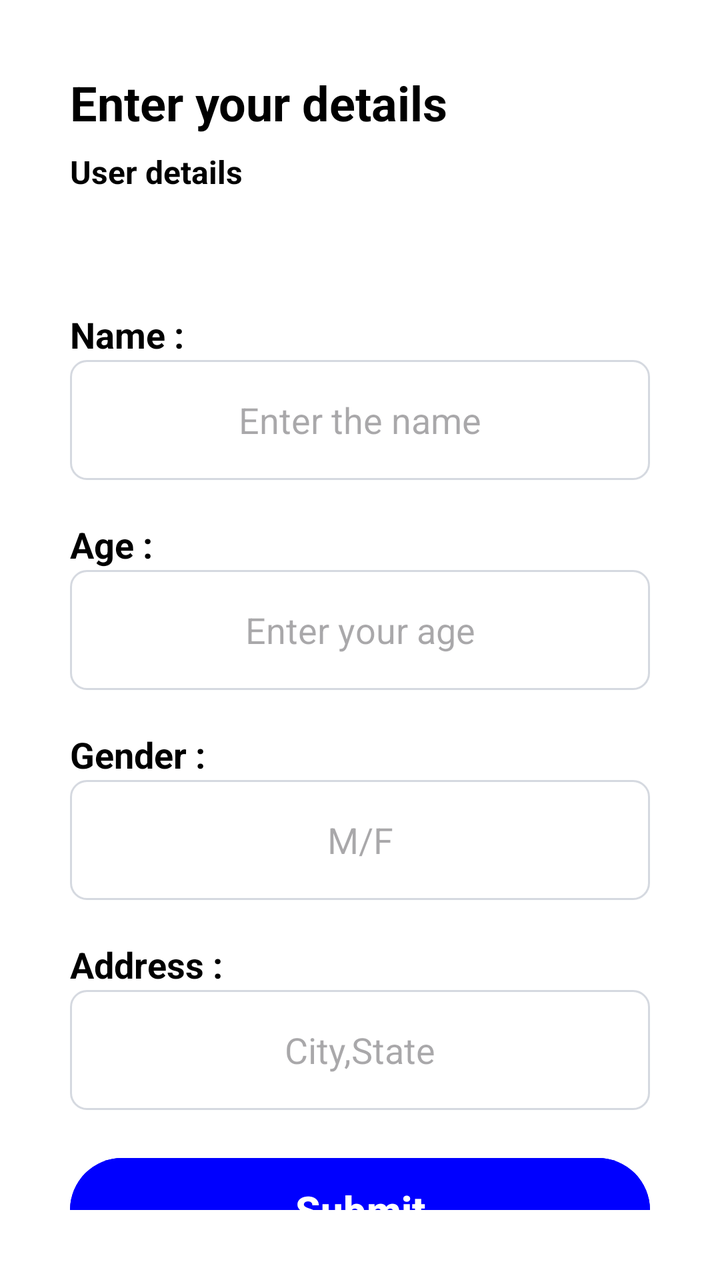
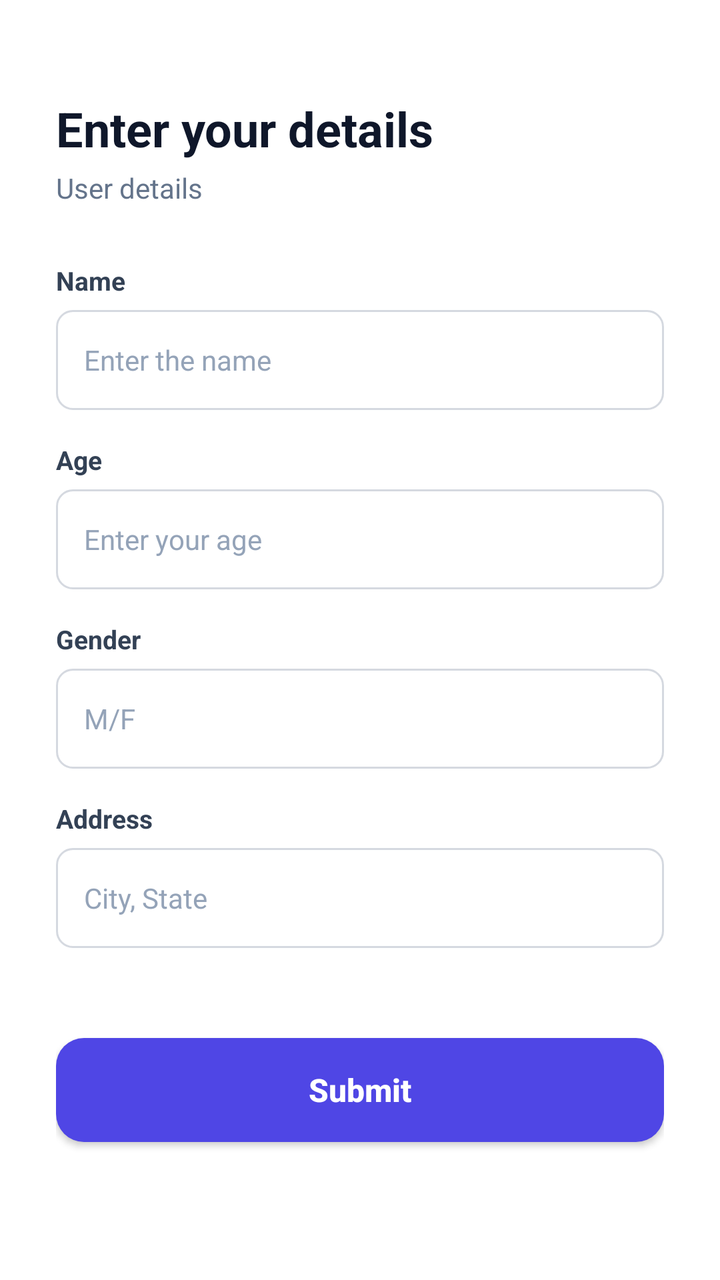

An Android layout rendered at two revisions. The XML below is the earlier revision; the diff shows what the commit changed to produce the second picture.
<!-- AndroidManifest.xml: application theme Theme.Task_3 -->
<!-- res/layout/activity_userdetails.xml -->
<?xml version="1.0" encoding="utf-8"?>
<androidx.constraintlayout.widget.ConstraintLayout xmlns:android="http://schemas.android.com/apk/res/android"
    xmlns:app="http://schemas.android.com/apk/res-auto"
    xmlns:tools="http://schemas.android.com/tools"
    android:id="@+id/main"
    android:layout_width="match_parent"
    android:layout_height="match_parent"
    tools:context=".userdetails"
    android:background="@color/white"
    android:padding="35dp">

    <TextView
        android:id="@+id/header"
        android:layout_width="wrap_content"
        android:layout_height="wrap_content"
        android:text="Enter your details"
        android:textSize="24dp"
        android:textStyle="bold"
        android:textColor="@color/black"
        app:layout_constraintTop_toTopOf="parent"
        app:layout_constraintStart_toStartOf="parent"/>

    <TextView
        android:id="@+id/subhead"
        android:layout_width="wrap_content"
        android:layout_height="wrap_content"
        android:text="User details"
        android:layout_marginTop="40dp"
        android:textStyle="bold"
        android:textColor="@color/black"
        app:layout_constraintTop_toTopOf="@id/header"
        android:textSize="16sp"
        app:layout_constraintStart_toStartOf="parent"/>

    <TextView
        android:id="@+id/namehead"
        android:layout_width="wrap_content"
        android:layout_height="wrap_content"
        android:text="Name :"
        android:textStyle="bold"
        android:textSize="18dp"
        android:layout_marginTop="80dp"
        app:layout_constraintTop_toTopOf="@id/subhead"
        android:textColor="@color/black"
        app:layout_constraintStart_toStartOf="parent"/>

    <EditText
        android:id="@+id/name"
        android:layout_width="match_parent"
        android:layout_height="60dp"
        app:layout_constraintTop_toTopOf="@id/namehead"
        android:layout_marginTop="25dp"
        android:background="@drawable/input_box"
        android:hint="Enter the name"
        android:gravity="center"
        android:textColor="@color/black"
        app:layout_constraintStart_toStartOf="parent"/>

    <TextView
        android:id="@+id/agehead"
        android:layout_width="wrap_content"
        android:layout_height="wrap_content"
        android:text="Age :"
        android:layout_marginTop="80dp"
        app:layout_constraintTop_toTopOf="@id/name"
        android:textSize="18dp"
        android:textStyle="bold"
        android:textColor="@color/black"
        app:layout_constraintStart_toStartOf="parent"/>

    <EditText
        android:id="@+id/age"
        android:layout_width="match_parent"
        android:layout_height="60dp"
        android:hint="Enter your age"
        app:layout_constraintTop_toTopOf="@id/agehead"
        android:layout_marginTop="25dp"
        android:background="@drawable/input_box"
        android:gravity="center"
        android:textColor="@color/black"
        android:inputType="number"
        app:layout_constraintStart_toStartOf="parent"/>

    <TextView
        android:id="@+id/genderhead"
        android:layout_width="wrap_content"
        android:layout_height="wrap_content"
        android:text="Gender :"
        android:textStyle="bold"
        android:textSize="18dp"
        app:layout_constraintTop_toTopOf="@id/age"
        android:layout_marginTop="80dp"
        android:textColor="@color/black"
        app:layout_constraintStart_toStartOf="parent"/>

    <EditText
        android:id="@+id/gender"
        android:layout_width="match_parent"
        android:layout_height="60dp"
        android:background="@drawable/input_box"
        android:hint="M/F"
        android:gravity="center"
        app:layout_constraintTop_toTopOf="@id/genderhead"
        android:layout_marginTop="25dp"
        android:textColor="@color/black"/>


    <TextView
        android:id="@+id/addresshead"
        android:layout_width="wrap_content"
        android:layout_height="wrap_content"
        android:text="Address :"
        android:textStyle="bold"
        android:textSize="18dp"
        app:layout_constraintTop_toTopOf="@id/gender"
        android:layout_marginTop="80dp"
        android:textColor="@color/black"
        app:layout_constraintStart_toStartOf="parent"/>

    <EditText
        android:id="@+id/address"
        android:layout_width="match_parent"
        android:layout_height="60dp"
        android:background="@drawable/input_box"
        android:hint="City,State"
        android:gravity="center"
        app:layout_constraintTop_toTopOf="@id/addresshead"
        android:layout_marginTop="25dp"
        android:textColor="@color/black"/>

    <Button
        android:id="@+id/submitbtn"
        android:layout_width="match_parent"
        android:layout_height="60dp"
        android:text="Submit"
        android:textColor="@color/white"
        android:textStyle="bold"
        android:textSize="20dp"
        android:layout_marginTop="80dp"
        app:layout_constraintTop_toTopOf="@id/address"
        android:clickable="true"
        app:layout_constraintStart_toStartOf="parent"
        android:backgroundTint="@color/Blue"/>

</androidx.constraintlayout.widget.ConstraintLayout>
<!-- resources referenced by this layout -->
<resources>
  <color name="Blue">#0000FF</color>
  <color name="black">#FF000000</color>
  <color name="white">#FFFFFFFF</color>
  <!-- drawable input_box (drawable) -->
  <?xml version="1.0" encoding="utf-8"?>
  <shape xmlns:android="http://schemas.android.com/apk/res/android"
      android:shape="rectangle">
  
      <solid android:color="@color/white" />
  
      <stroke
          android:width="1dp"
          android:color="#D5D9E0" />
  
      <corners android:radius="8dp" />
  
  </shape>
  <style name="Theme.Task_3" parent="Base.Theme.Task_3" />
  <style name="Base.Theme.Task_3" parent="Theme.Material3.DayNight.NoActionBar">
          
          <item name="colorPrimary">@color/Blue</item>
          <item name="colorPrimaryVariant">@color/Blue</item>
          <item name="android:statusBarColor">@color/Blue</item>
      </style>
</resources>

<!-- the commit's change to res/layout/activity_userdetails.xml (unified diff, before → after) -->
@@ -1,145 +1,198 @@
 <?xml version="1.0" encoding="utf-8"?>
-<androidx.constraintlayout.widget.ConstraintLayout xmlns:android="http://schemas.android.com/apk/res/android"
+<ScrollView
+    xmlns:android="http://schemas.android.com/apk/res/android"
     xmlns:app="http://schemas.android.com/apk/res-auto"
     xmlns:tools="http://schemas.android.com/tools"
-    android:id="@+id/main"
     android:layout_width="match_parent"
     android:layout_height="match_parent"
-    tools:context=".userdetails"
-    android:background="@color/white"
-    android:padding="35dp">
+    android:fillViewport="true"
+    android:background="@android:color/white">
 
-    <TextView
-        android:id="@+id/header"
-        android:layout_width="wrap_content"
+    <androidx.constraintlayout.widget.ConstraintLayout
+        android:id="@+id/main"
+        android:layout_width="match_parent"
         android:layout_height="wrap_content"
-        android:text="Enter your details"
-        android:textSize="24dp"
-        android:textStyle="bold"
-        android:textColor="@color/black"
-        app:layout_constraintTop_toTopOf="parent"
-        app:layout_constraintStart_toStartOf="parent"/>
+        android:paddingHorizontal="28dp"
+        android:paddingVertical="32dp"
+        tools:context=".userdetails">
 
-    <TextView
-        android:id="@+id/subhead"
-        android:layout_width="wrap_content"
-        android:layout_height="wrap_content"
-        android:text="User details"
-        android:layout_marginTop="40dp"
-        android:textStyle="bold"
-        android:textColor="@color/black"
-        app:layout_constraintTop_toTopOf="@id/header"
-        android:textSize="16sp"
-        app:layout_constraintStart_toStartOf="parent"/>
+        <TextView
+            android:id="@+id/header"
+            android:layout_width="wrap_content"
+            android:layout_height="wrap_content"
+            android:layout_marginTop="16dp"
+            android:text="Enter your details"
+            android:textColor="#0F172A"
+            android:textSize="24sp"
+            android:textStyle="bold"
+            app:layout_constraintStart_toStartOf="parent"
+            app:layout_constraintTop_toTopOf="parent" />
 
-    <TextView
-        android:id="@+id/namehead"
-        android:layout_width="wrap_content"
-        android:layout_height="wrap_content"
-        android:text="Name :"
-        android:textStyle="bold"
-        android:textSize="18dp"
-        android:layout_marginTop="80dp"
-        app:layout_constraintTop_toTopOf="@id/subhead"
-        android:textColor="@color/black"
-        app:layout_constraintStart_toStartOf="parent"/>
+        <TextView
+            android:id="@+id/subhead"
+            android:layout_width="wrap_content"
+            android:layout_height="wrap_content"
+            android:layout_marginTop="4dp"
+            android:text="User details"
+            android:textColor="#64748B"
+            android:textSize="14sp"
+            app:layout_constraintStart_toStartOf="parent"
+            app:layout_constraintTop_toBottomOf="@id/header" />
 
-    <EditText
-        android:id="@+id/name"
-        android:layout_width="match_parent"
-        android:layout_height="60dp"
-        app:layout_constraintTop_toTopOf="@id/namehead"
-        android:layout_marginTop="25dp"
-        android:background="@drawable/input_box"
-        android:hint="Enter the name"
-        android:gravity="center"
-        android:textColor="@color/black"
-        app:layout_constraintStart_toStartOf="parent"/>
+        <TextView
+            android:id="@+id/namehead"
+            android:layout_width="wrap_content"
+            android:layout_height="wrap_content"
+            android:layout_marginTop="28dp"
+            android:text="Name"
+            android:textColor="#334155"
+            android:textSize="13sp"
+            android:textStyle="bold"
+            app:layout_constraintStart_toStartOf="parent"
+            app:layout_constraintTop_toBottomOf="@id/subhead" />
 
-    <TextView
-        android:id="@+id/agehead"
-        android:layout_width="wrap_content"
-        android:layout_height="wrap_content"
-        android:text="Age :"
-        android:layout_marginTop="80dp"
-        app:layout_constraintTop_toTopOf="@id/name"
-        android:textSize="18dp"
-        android:textStyle="bold"
-        android:textColor="@color/black"
-        app:layout_constraintStart_toStartOf="parent"/>
+        <LinearLayout
+            android:id="@+id/boxName"
+            android:layout_width="match_parent"
+            android:layout_height="50dp"
+            android:layout_marginTop="6dp"
+            android:background="@drawable/input_box"
+            android:gravity="center_vertical"
+            android:orientation="horizontal"
+            android:paddingHorizontal="14dp"
+            app:layout_constraintTop_toBottomOf="@id/namehead">
 
-    <EditText
-        android:id="@+id/age"
-        android:layout_width="match_parent"
-        android:layout_height="60dp"
-        android:hint="Enter your age"
-        app:layout_constraintTop_toTopOf="@id/agehead"
-        android:layout_marginTop="25dp"
-        android:background="@drawable/input_box"
-        android:gravity="center"
-        android:textColor="@color/black"
-        android:inputType="number"
-        app:layout_constraintStart_toStartOf="parent"/>
+            <EditText
+                android:id="@+id/name"
+                android:layout_width="match_parent"
+                android:layout_height="match_parent"
+                android:background="@null"
+                android:hint="Enter the name"
+                android:inputType="textPersonName"
+                android:textColor="#0F172A"
+                android:textColorHint="#94A3B8"
+                android:textSize="14sp" />
+        </LinearLayout>
 
-    <TextView
-        android:id="@+id/genderhead"
-        android:layout_width="wrap_content"
-        android:layout_height="wrap_content"
-        android:text="Gender :"
-        android:textStyle="bold"
-        android:textSize="18dp"
-        app:layout_constraintTop_toTopOf="@id/age"
-        android:layout_marginTop="80dp"
-        android:textColor="@color/black"
-        app:layout_constraintStart_toStartOf="parent"/>
+        <TextView
+            android:id="@+id/agehead"
+            android:layout_width="wrap_content"
+            android:layout_height="wrap_content"
+            android:layout_marginTop="16dp"
+            android:text="Age"
+            android:textColor="#334155"
+            android:textSize="13sp"
+            android:textStyle="bold"
+            app:layout_constraintStart_toStartOf="parent"
+            app:layout_constraintTop_toBottomOf="@id/boxName" />
 
-    <EditText
-        android:id="@+id/gender"
-        android:layout_width="match_parent"
-        android:layout_height="60dp"
-        android:background="@drawable/input_box"
-        android:hint="M/F"
-        android:gravity="center"
-        app:layout_constraintTop_toTopOf="@id/genderhead"
-        android:layout_marginTop="25dp"
-        android:textColor="@color/black"/>
+        <LinearLayout
+            android:id="@+id/boxAge"
+            android:layout_width="match_parent"
+            android:layout_height="50dp"
+            android:layout_marginTop="6dp"
+            android:background="@drawable/input_box"
+            android:gravity="center_vertical"
+            android:orientation="horizontal"
+            android:paddingHorizontal="14dp"
+            app:layout_constraintTop_toBottomOf="@id/agehead">
 
+            <EditText
+                android:id="@+id/age"
+                android:layout_width="match_parent"
+                android:layout_height="match_parent"
+                android:background="@null"
+                android:hint="Enter your age"
+                android:inputType="number"
+                android:textColor="#0F172A"
+                android:textColorHint="#94A3B8"
+                android:textSize="14sp" />
+        </LinearLayout>
 
-    <TextView
-        android:id="@+id/addresshead"
-        android:layout_width="wrap_content"
-        android:layout_height="wrap_content"
-        android:text="Address :"
-        android:textStyle="bold"
-        android:textSize="18dp"
-        app:layout_constraintTop_toTopOf="@id/gender"
-        android:layout_marginTop="80dp"
-        android:textColor="@color/black"
-        app:layout_constraintStart_toStartOf="parent"/>
+        <TextView
+            android:id="@+id/genderhead"
+            android:layout_width="wrap_content"
+            android:layout_height="wrap_content"
+            android:layout_marginTop="16dp"
+            android:text="Gender"
+            android:textColor="#334155"
+            android:textSize="13sp"
+            android:textStyle="bold"
+            app:layout_constraintStart_toStartOf="parent"
+            app:layout_constraintTop_toBottomOf="@id/boxAge" />
 
-    <EditText
-        android:id="@+id/address"
-        android:layout_width="match_parent"
-        android:layout_height="60dp"
-        android:background="@drawable/input_box"
-        android:hint="City,State"
-        android:gravity="center"
-        app:layout_constraintTop_toTopOf="@id/addresshead"
-        android:layout_marginTop="25dp"
-        android:textColor="@color/black"/>
+        <LinearLayout
+            android:id="@+id/boxGender"
+            android:layout_width="match_parent"
+            android:layout_height="50dp"
+            android:layout_marginTop="6dp"
+            android:background="@drawable/input_box"
+            android:gravity="center_vertical"
+            android:orientation="horizontal"
+            android:paddingHorizontal="14dp"
+            app:layout_constraintTop_toBottomOf="@id/genderhead">
 
-    <Button
-        android:id="@+id/submitbtn"
-        android:layout_width="match_parent"
-        android:layout_height="60dp"
-        android:text="Submit"
-        android:textColor="@color/white"
-        android:textStyle="bold"
-        android:textSize="20dp"
-        android:layout_marginTop="80dp"
-        app:layout_constraintTop_toTopOf="@id/address"
-        android:clickable="true"
-        app:layout_constraintStart_toStartOf="parent"
-        android:backgroundTint="@color/Blue"/>
+            <EditText
+                android:id="@+id/gender"
+                android:layout_width="match_parent"
+                android:layout_height="match_parent"
+                android:background="@null"
+                android:hint="M/F"
+                android:inputType="textCapCharacters"
+                android:textColor="#0F172A"
+                android:textColorHint="#94A3B8"
+                android:textSize="14sp" />
+        </LinearLayout>
 
-</androidx.constraintlayout.widget.ConstraintLayout>
+        <TextView
+            android:id="@+id/addresshead"
+            android:layout_width="wrap_content"
+            android:layout_height="wrap_content"
+            android:layout_marginTop="16dp"
+            android:text="Address"
+            android:textColor="#334155"
+            android:textSize="13sp"
+            android:textStyle="bold"
+            app:layout_constraintStart_toStartOf="parent"
+            app:layout_constraintTop_toBottomOf="@id/boxGender" />
+
+        <LinearLayout
+            android:id="@+id/boxAddress"
+            android:layout_width="match_parent"
+            android:layout_height="50dp"
+            android:layout_marginTop="6dp"
+            android:background="@drawable/input_box"
+            android:gravity="center_vertical"
+            android:orientation="horizontal"
+            android:paddingHorizontal="14dp"
+            app:layout_constraintTop_toBottomOf="@id/addresshead">
+
+            <EditText
+                android:id="@+id/address"
+                android:layout_width="match_parent"
+                android:layout_height="match_parent"
+                android:background="@null"
+                android:hint="City, State"
+                android:inputType="textPostalAddress"
+                android:textColor="#0F172A"
+                android:textColorHint="#94A3B8"
+                android:textSize="14sp" />
+        </LinearLayout>
+
+        <androidx.appcompat.widget.AppCompatButton
+            android:id="@+id/submitbtn"
+            android:layout_width="match_parent"
+            android:layout_height="52dp"
+            android:layout_marginTop="32dp"
+            android:layout_marginBottom="24dp"
+            android:background="@drawable/bg_primary_button"
+            android:text="Submit"
+            android:textAllCaps="false"
+            android:textColor="@android:color/white"
+            android:textSize="16sp"
+            android:textStyle="bold"
+            app:layout_constraintTop_toBottomOf="@id/boxAddress"
+            app:layout_constraintBottom_toBottomOf="parent" />
+
+    </androidx.constraintlayout.widget.ConstraintLayout>
+</ScrollView>
<!-- resource entries referenced after the edit -->
@@ -1,7 +1,12 @@
 <!-- resources referenced by this layout -->
 <resources>
+  <!-- drawable bg_primary_button (drawable) -->
+  <?xml version="1.0" encoding="utf-8"?>
+  <shape xmlns:android="http://schemas.android.com/apk/res/android">
+      <solid android:color="#4F46E5" />
+      <corners android:radius="14dp" />
+  </shape>
   <color name="Blue">#0000FF</color>
-  <color name="black">#FF000000</color>
   <color name="white">#FFFFFFFF</color>
   <!-- drawable input_box (drawable) -->
   <?xml version="1.0" encoding="utf-8"?>
